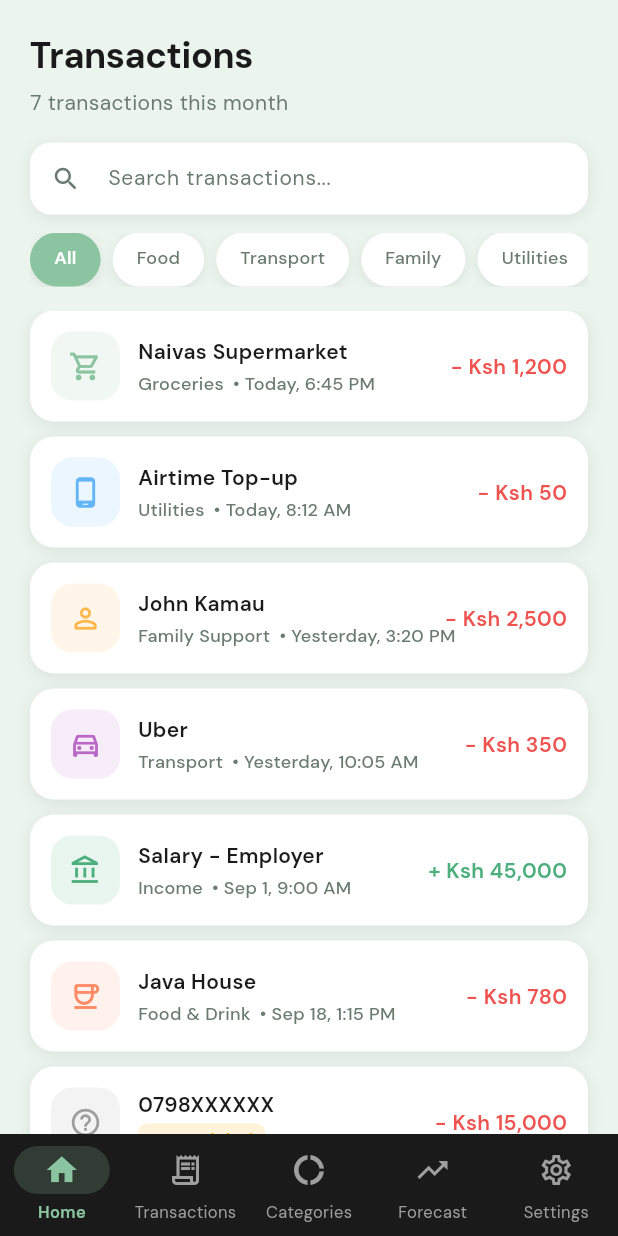
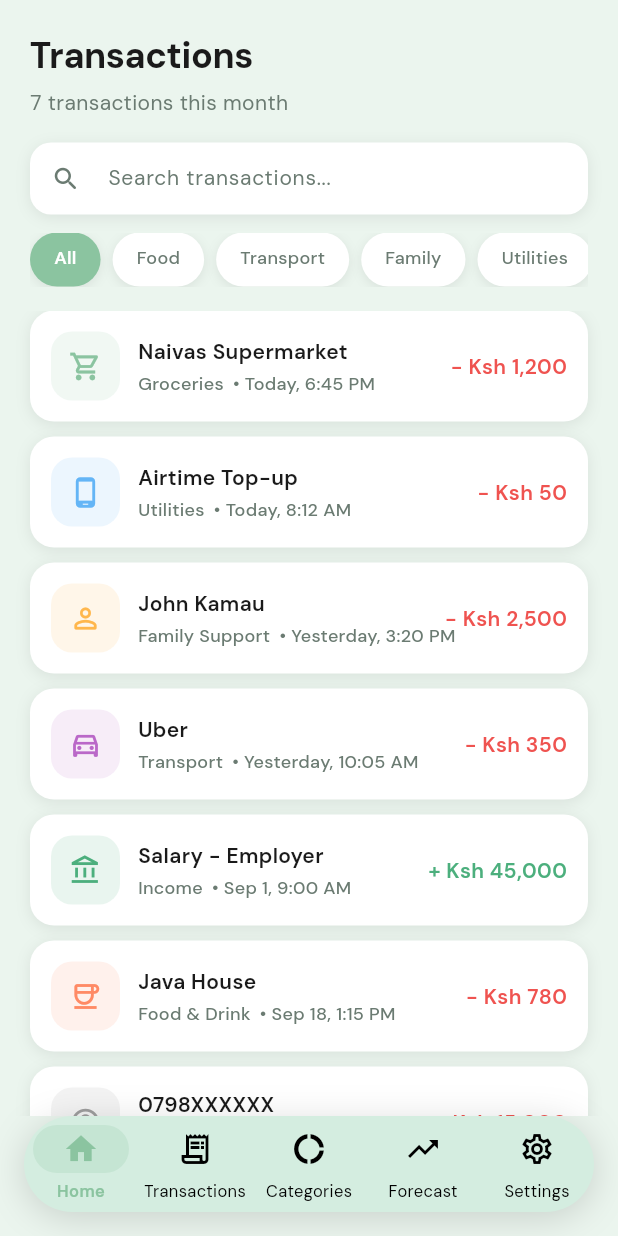
Before and after one commit to IvanMusila/tajirika, a Flutter app: the TransactionsScreen screen opened by its route, on a phone screen of 412 x 824 dp. Run offline on Flutter 3.47's test engine with Material 3 defaults, Android fonts, the phone set to English and light mode, and no system bars; our stand-ins replace fl_chart, flutter_riverpod, go_router, google_fonts, shared_preferences; accounts and stored records are empty.

```diff
--- a/app/lib/app.dart
+++ b/app/lib/app.dart
@@ -13,15 +13,18 @@
     final router = ref.watch(appRouterProvider);
 
     // Light status bar icons on mint background
-    SystemChrome.setSystemUIOverlayStyle(const SystemUiOverlayStyle(
-      statusBarColor: Colors.transparent,
-      statusBarIconBrightness: Brightness.dark,
-    ));
+    SystemChrome.setSystemUIOverlayStyle(
+      const SystemUiOverlayStyle(
+        statusBarColor: Colors.transparent,
+        statusBarIconBrightness: Brightness.dark,
+      ),
+    );
 
     return MaterialApp.router(
       title: 'Tajirika',
       debugShowCheckedModeBanner: false,
       routerConfig: router,
+
       theme: ThemeData(
         useMaterial3: true,
         textTheme: GoogleFonts.dmSansTextTheme(),
@@ -29,7 +32,6 @@
         colorScheme: const ColorScheme.light(
           primary: AppColors.primary,
           surface: AppColors.surface,
-          background: AppColors.background,
         ),
         cardTheme: CardThemeData(
           color: AppColors.surface,
@@ -39,11 +41,11 @@
           ),
         ),
         navigationBarTheme: NavigationBarThemeData(
-          backgroundColor: AppColors.navBackground,
+          backgroundColor: AppColors.transparent,
           indicatorColor: AppColors.primary.withOpacity(0.2),
-          height: 68,
-          iconTheme: MaterialStateProperty.resolveWith((states) {
-            if (states.contains(MaterialState.selected)) {
+          height: 64,
+          iconTheme: WidgetStateProperty.resolveWith((states) {
+            if (states.contains(WidgetState.selected)) {
               return const IconThemeData(
                 color: AppColors.navSelected,
                 size: 24,
@@ -54,8 +56,8 @@
               size: 24,
             );
           }),
-          labelTextStyle: MaterialStateProperty.resolveWith((states) {
-            if (states.contains(MaterialState.selected)) {
+          labelTextStyle: WidgetStateProperty.resolveWith((states) {
+            if (states.contains(WidgetState.selected)) {
               return const TextStyle(
                 color: AppColors.navSelected,
                 fontSize: 11,
--- a/app/lib/core/constants/app_colors.dart
+++ b/app/lib/core/constants/app_colors.dart
@@ -25,9 +25,10 @@
   static const Color error = Color(0xFFEF5350);
 
   // Bottom nav
-  static const Color navBackground = Color(0xFF1A1A1A);
+  static const Color navBackground = Color(0xFFD4EDE0);
   static const Color navSelected = Color(0xFF8BC4A0);
-  static const Color navUnselected = Color(0xFF9E9E9E);
+  static const Color navUnselected = Color(0xFF000000);
+  static const Color transparent = Color(0x00000000);
 
   // PIN
   static const Color pinFilled = Color(0xFF8BC4A0);
--- a/app/lib/features/auth/screens/onboarding_screen.dart
+++ b/app/lib/features/auth/screens/onboarding_screen.dart
@@ -183,11 +183,11 @@
             decoration: BoxDecoration(
               color: AppColors.surface,
               borderRadius: BorderRadius.circular(24),
-              boxShadow: [
+              boxShadow: const [
                 BoxShadow(
                   color: AppColors.shadow,
                   blurRadius: 20,
-                  offset: const Offset(0, 4),
+                  offset: Offset(0, 4),
                 ),
               ],
             ),
--- a/app/lib/features/auth/screens/pin_entry_screen.dart
+++ b/app/lib/features/auth/screens/pin_entry_screen.dart
@@ -70,11 +70,11 @@
                 decoration: BoxDecoration(
                   color: AppColors.surface,
                   borderRadius: BorderRadius.circular(20),
-                  boxShadow: [
+                  boxShadow: const [
                     BoxShadow(
                       color: AppColors.shadow,
                       blurRadius: 16,
-                      offset: const Offset(0, 4),
+                      offset: Offset(0, 4),
                     ),
                   ],
                 ),
--- a/app/lib/features/auth/screens/pin_setup_screen.dart
+++ b/app/lib/features/auth/screens/pin_setup_screen.dart
@@ -90,11 +90,11 @@
                 decoration: BoxDecoration(
                   color: AppColors.surface,
                   borderRadius: BorderRadius.circular(20),
-                  boxShadow: [
+                  boxShadow: const [
                     BoxShadow(
                       color: AppColors.shadow,
                       blurRadius: 16,
-                      offset: const Offset(0, 4),
+                      offset: Offset(0, 4),
                     ),
                   ],
                 ),
--- a/app/lib/features/transactions/screens/transactions_screen.dart
+++ b/app/lib/features/transactions/screens/transactions_screen.dart
@@ -23,7 +23,7 @@
       'amount': -1200,
       'time': 'Today, 6:45 PM',
       'icon': Icons.shopping_cart_outlined,
-      'color': Color(0xFF8BC4A0),
+      'color': const Color(0xFF8BC4A0),
       'ref': 'BM76YXKL',
       'type': 'Pay Bill',
     },
@@ -33,7 +33,7 @@
       'amount': -50,
       'time': 'Today, 8:12 AM',
       'icon': Icons.phone_android_outlined,
-      'color': Color(0xFF64B5F6),
+      'color': const Color(0xFF64B5F6),
       'ref': 'BI90XKPL',
       'type': 'Airtime',
     },
@@ -43,7 +43,7 @@
       'amount': -2500,
       'time': 'Yesterday, 3:20 PM',
       'icon': Icons.person_outline_rounded,
-      'color': Color(0xFFFFB74D),
+      'color': const Color(0xFFFFB74D),
       'ref': 'BN23MKPL',
       'type': 'Send Money',
     },
@@ -53,7 +53,7 @@
       'amount': -350,
       'time': 'Yesterday, 10:05 AM',
       'icon': Icons.directions_car_outlined,
-      'color': Color(0xFFBA68C8),
+      'color': const Color(0xFFBA68C8),
       'ref': 'BK44LXPQ',
       'type': 'Pay Bill',
     },
@@ -63,7 +63,7 @@
       'amount': 45000,
       'time': 'Sep 1, 9:00 AM',
       'icon': Icons.account_balance_outlined,
-      'color': Color(0xFF4CAF7D),
+      'color': const Color(0xFF4CAF7D),
       'ref': 'BC11MNKL',
       'type': 'Received',
     },
@@ -73,7 +73,7 @@
       'amount': -780,
       'time': 'Sep 18, 1:15 PM',
       'icon': Icons.coffee_outlined,
-      'color': Color(0xFFFF8A65),
+      'color': const Color(0xFFFF8A65),
       'ref': 'BX99QRST',
       'type': 'Pay Bill',
     },
@@ -83,7 +83,7 @@
       'amount': -15000,
       'time': 'Sep 1, 7:00 AM',
       'icon': Icons.help_outline_rounded,
-      'color': Color(0xFF9E9E9E),
+      'color': const Color(0xFF9E9E9E),
       'ref': 'BZ01ABCD',
       'type': 'Send Money',
     },
@@ -136,11 +136,11 @@
                     decoration: BoxDecoration(
                       color: AppColors.surface,
                       borderRadius: BorderRadius.circular(14),
-                      boxShadow: [
+                      boxShadow: const [
                         BoxShadow(
                           color: AppColors.shadow,
                           blurRadius: 8,
-                          offset: const Offset(0, 2),
+                          offset: Offset(0, 2),
                         ),
                       ],
                     ),
@@ -188,11 +188,11 @@
                                   ? AppColors.primary
                                   : AppColors.surface,
                               borderRadius: BorderRadius.circular(20),
-                              boxShadow: [
+                              boxShadow: const [
                                 BoxShadow(
                                   color: AppColors.shadow,
                                   blurRadius: 6,
-                                  offset: const Offset(0, 2),
+                                  offset: Offset(0, 2),
                                 ),
                               ],
                             ),
@@ -224,7 +224,7 @@
                       child: Column(
                         mainAxisAlignment: MainAxisAlignment.center,
                         children: [
-                          Icon(
+                          const Icon(
                             Icons.receipt_long_outlined,
                             size: 48,
                             color: AppColors.textHint,
@@ -278,11 +278,11 @@
       decoration: BoxDecoration(
         color: AppColors.surface,
         borderRadius: BorderRadius.circular(16),
-        boxShadow: [
+        boxShadow: const [
           BoxShadow(
             color: AppColors.shadow,
             blurRadius: 8,
-            offset: const Offset(0, 2),
+            offset: Offset(0, 2),
           ),
         ],
       ),
--- a/app/lib/router/app_router.dart
+++ b/app/lib/router/app_router.dart
@@ -10,6 +10,7 @@
 import '../features/categories/screens/categories_screen.dart';
 import '../features/forecast/screens/forecast_screen.dart';
 import '../features/settings/screens/settings_screen.dart';
+import '../core/constants/app_colors.dart';
 
 // Route name constants
 class AppRoutes {
@@ -100,7 +101,23 @@
   Widget build(BuildContext context) {
     return Scaffold(
       body: widget.child,
-      bottomNavigationBar: NavigationBar(
+      bottomNavigationBar: Padding(
+        padding: const EdgeInsets.fromLTRB(16, 0, 16, 16),
+        child: Container(
+          decoration: BoxDecoration(
+            color: AppColors.navBackground,
+            borderRadius: BorderRadius.circular(36),
+            boxShadow: [
+              BoxShadow(
+                color: Colors.black.withOpacity(0.15),
+                blurRadius: 20,
+                offset: const Offset(0, 4),
+              ),
+            ],
+          ),
+        child: ClipRRect(
+          borderRadius: BorderRadius.circular(36),
+          child: NavigationBar(
             selectedIndex: _currentIndex,
             onDestinationSelected: (index) {
               setState(() => _currentIndex = index);
@@ -134,6 +151,9 @@
               ),
             ],
           ),
+        ),
+      ),
+      ),
     );
   }
 }
```
Also changed, not shown: app/lib/features/categories/screens/categories_screen.dart (+12 -12 lines), app/lib/features/dashboard/screens/dashboard_screen.dart (+13 -13 lines), app/lib/features/forecast/screens/forecast_screen.dart (+8 -8 lines), app/lib/features/settings/screens/settings_screen.dart (+9 -9 lines), 2 other files. Lines whose indentation alone changed are shown as unchanged.
